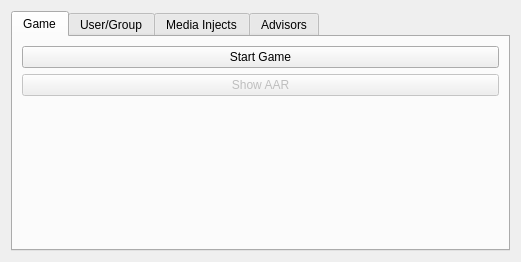
This is ui/EditScenarioForm.ui in ben-sangster/stance as Qt 5 draws it before an edit. The edited form follows.
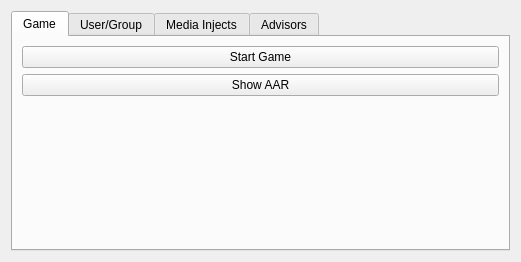
This is the edited form.

What changed in the file:
```diff
--- a/ui/EditScenarioForm.ui
+++ b/ui/EditScenarioForm.ui
@@ -36,7 +36,7 @@
          <item>
           <widget class="QPushButton" name="aarButton">
            <property name="enabled">
-            <bool>false</bool>
+            <bool>true</bool>
            </property>
            <property name="text">
             <string>Show AAR</string>
```
